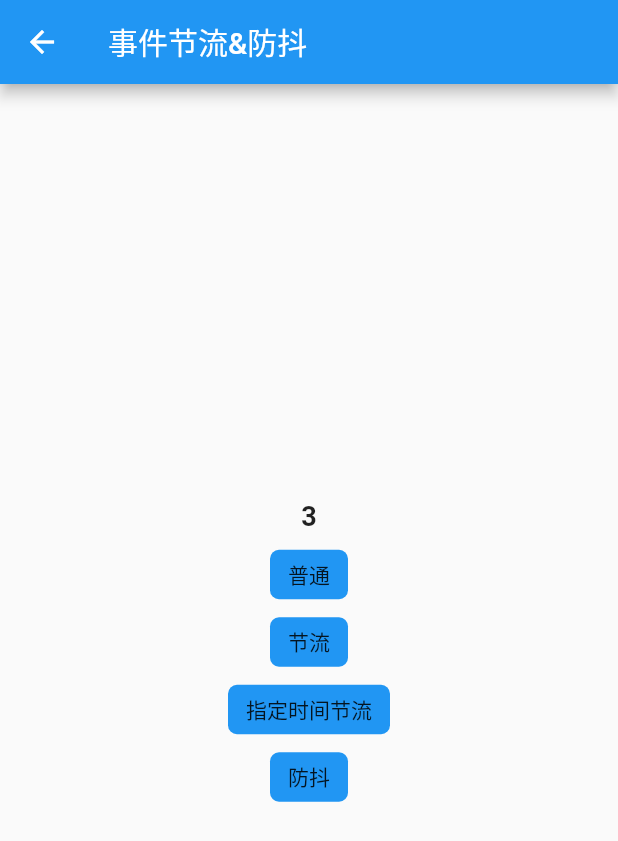
After one commit to DaoSuper/flutter_booklet, a Flutter app: the FuncDemo screen opened directly, after a tap on "普通", after a tap on "节流", after a tap on "指定时间节流", on a phone screen of 412 x 824 dp. The commit adds this screen. Shown: the top 841 px of the screen. Run offline on Flutter 3.47's test engine with Material 2 defaults, Android fonts, the phone set to English and light mode, and no system bars.

Commit message:
事件节流&防抖

```diff
--- a/lib/pages/app_page.dart
+++ b/lib/pages/app_page.dart
@@ -1,6 +1,7 @@
 import 'package:flutter/material.dart';
 import 'package:flutter_booklet/pages/anim/anim_page.dart';
 import 'package:flutter_booklet/pages/irender/irender_page.dart';
+import 'package:flutter_booklet/pages/miscellaneous/miscellaneous_page.dart';
 
 class AppPage extends StatefulWidget {
   const AppPage({ Key? key }) : super(key: key);
@@ -15,7 +16,7 @@ class _AppPageState extends State<AppPage>{
   final List<Map<String, dynamic>> navigations = [
     {'name': '渲染机制', "icon": Icons.motion_photos_paused,},
     {'name': '动画探索', "icon": Icons.flutter_dash,},
-    // {'name': '绘画', "icon": Icons.brush,},
+    {'name': '杂记', "icon": Icons.menu_book,},
     // {'name': '手势', "icon": Icons.gesture,},
     // {'name': '滑动', "icon": Icons.toll_outlined,},
   ];
@@ -40,6 +41,7 @@ class _AppPageState extends State<AppPage>{
         children: const [
           IRenderPage(),
           AnimPage(),
+          MiscellaneousPage()
         ],
       ),
       bottomNavigationBar: BottomAppBar(
--- /dev/null
+++ b/lib/pages/miscellaneous/func_demo/func_demo.dart
@@ -0,0 +1,91 @@
+import 'package:flutter/material.dart';
+import 'package:flutter_booklet/pages/miscellaneous/func_demo/func_widget.dart';
+
+class FuncDemo extends StatefulWidget {
+  const FuncDemo({super.key});
+
+  @override
+  State<FuncDemo> createState() => _FuncDemoState();
+}
+
+class _FuncDemoState extends State<FuncDemo> {
+  int count = 0;
+
+  @override
+  Widget build(BuildContext context) {
+    return Scaffold(
+      appBar: AppBar(
+        title: const Text("事件节流&防抖"),
+      ),
+      body: Center(
+        child: Column(
+          mainAxisAlignment: MainAxisAlignment.center,
+          children: [
+            Text('$count', style: const TextStyle(fontSize: 18, fontWeight: FontWeight.bold),),
+            GestureDetector(
+              onTap: increase,
+              child: Container(
+                padding: const EdgeInsets.symmetric(horizontal: 12, vertical: 6),
+                margin: const EdgeInsetsDirectional.only(top: 12, bottom: 12,),
+                decoration: BoxDecoration(
+                  color: Colors.blue,
+                  borderRadius: BorderRadius.circular(6)
+                ),
+                child: const Text("普通"),
+              ),
+            ),
+            FuncWidget(
+              onTap: increase,
+              type: FuncType.throttle,
+              child: Container(
+                padding: const EdgeInsets.symmetric(horizontal: 12, vertical: 6),
+                margin: const EdgeInsetsDirectional.only(bottom: 12),
+                decoration: BoxDecoration(
+                  color: Colors.blue,
+                  borderRadius: BorderRadius.circular(6)
+                ),
+                child: const Text("节流"),
+              ),
+            ),
+            FuncWidget(
+              type: FuncType.throttleWithTimeout,
+              timeout: 1000,
+              onTap: increase,
+              child: Container(
+                margin: const EdgeInsetsDirectional.only(bottom: 12),
+                padding: const EdgeInsets.symmetric(horizontal: 12, vertical: 6),
+                decoration: BoxDecoration(
+                  color: Colors.blue,
+                  borderRadius: BorderRadius.circular(6)
+                ),
+                child: const Text("指定时间节流"),
+              ),
+            ),
+            FuncWidget(
+              type: FuncType.debounce,
+              timeout: 1000,
+              onTap: increase,
+              child: Container(
+                margin: const EdgeInsetsDirectional.only(bottom: 12),
+                padding: const EdgeInsets.symmetric(horizontal: 12, vertical: 6),
+                decoration: BoxDecoration(
+                  color: Colors.blue,
+                  borderRadius: BorderRadius.circular(6)
+                ),
+                child: const Text("防抖"),
+              ),
+            )
+          ],
+        )
+      ),
+    );
+  }
+
+  Future increase() async{
+    await Future.delayed(const Duration(seconds: 1));
+    setState(() {
+      count += 1;
+    });
+  }
+
+}
--- /dev/null
+++ b/lib/pages/miscellaneous/func_demo/func_util.dart
@@ -0,0 +1,76 @@
+//节流是在事件触发时，立即执行事件的目标操作逻辑，
+//在当前事件未执行完成时，该事件再次触发时会被忽略，直到当前事件执行完成后下一次事件触发才会被执行。
+//使用场景: 多用于按钮点击事件的限制，如数据提交等，可有效防止数据的重复提交
+
+// 防抖是在事件触发时，不立即执行事件的目标操作逻辑，而是延迟指定时间再执行，
+// 如果该时间内事件再次触发，则取消上一次事件的执行并重新计算延迟时间，直到指定时间内事件没有再次触发时才执行事件的目标操作。
+//使用场景: 多用于事件频繁触发的场景，如滚动监听、输入框输入监听等
+
+
+import 'dart:async';
+import 'package:flutter/material.dart';
+
+
+
+extension FunctionExt on Function{
+  VoidCallback throttle(){
+    return FunctionProxy(this).throttle;
+  }
+
+  VoidCallback throttleWithTimeout({int? timeout}){
+    return FunctionProxy(this, timeout: timeout).throttleWithTimeout;
+  }
+
+  VoidCallback debounce({int? timeout}){
+    return FunctionProxy(this, timeout: timeout).debounce;
+  }
+}
+
+class FunctionProxy {
+  static final Map<String, bool> _funcThrottle = {};
+  static final Map<String, Timer> _funcDebounce = {};
+  final Function? target;
+
+  final int timeout;
+
+  FunctionProxy(this.target, {int? timeout}) : timeout = timeout ?? 500;
+
+  void throttle() async {
+    String key = hashCode.toString();
+    bool enable = _funcThrottle[key] ?? true;
+    if (enable) {
+      _funcThrottle[key] = false;
+      try {
+        await target?.call();
+      } catch (e) {
+        rethrow;
+      } finally {
+        _funcThrottle.remove(key);
+      }
+    }
+  }
+
+  void throttleWithTimeout() {
+    String key = hashCode.toString();
+    bool enable = _funcThrottle[key] ?? true;
+    if (enable) {
+      _funcThrottle[key] = false;
+      Timer(Duration(milliseconds: timeout), () {
+        _funcThrottle.remove(key);
+      });
+      target?.call();
+    }
+  }
+
+  void debounce() {
+    String key = hashCode.toString();
+    Timer? timer = _funcDebounce[key];
+    timer?.cancel();
+    timer = Timer(Duration(milliseconds: timeout), () {
+      Timer? t = _funcDebounce.remove(key);
+      t?.cancel();
+      target?.call();
+    });
+    _funcDebounce[key] = timer;
+  }
+}
--- /dev/null
+++ b/lib/pages/miscellaneous/func_demo/func_widget.dart
@@ -0,0 +1,44 @@
+import 'package:flutter/material.dart';
+import 'package:flutter_booklet/pages/miscellaneous/func_demo/func_util.dart';
+
+enum FuncType {
+  none,
+  throttle,
+  throttleWithTimeout,
+  debounce
+}
+
+class FuncWidget extends StatelessWidget {
+  final Widget child;
+  final Function? onTap;
+  final FuncType type;
+  final int? timeout;
+
+  const FuncWidget({
+    Key? key,
+    required this.child,
+    this.onTap,
+    this.type = FuncType.throttle,
+    this.timeout
+  }) : super(key: key);
+
+  @override
+  Widget build(BuildContext context) {
+    return GestureDetector(
+      behavior: HitTestBehavior.opaque,
+      onTap: _getOnTap(),
+      child: child,
+    );
+  }
+
+  VoidCallback? _getOnTap() {
+    if (type == FuncType.throttle) {
+      return onTap?.throttle();
+    } else if (type == FuncType.throttleWithTimeout) {
+      return onTap?.throttleWithTimeout(timeout: timeout);
+    }else if (type == FuncType.debounce) {
+      return onTap?.debounce(timeout: timeout);
+    }
+    return () => onTap?.call();
+  }
+}
--- a/lib/pages/miscellaneous/miscellaneous_page.dart
+++ b/lib/pages/miscellaneous/miscellaneous_page.dart
@@ -1,5 +1,6 @@
 
 import 'package:flutter/material.dart';
+import 'package:flutter_booklet/pages/miscellaneous/func_demo/func_demo.dart';
 import 'package:flutter_booklet/routes/app_router.dart';
 import 'package:flutter_booklet/widgets/dao_button.dart';
 
@@ -20,8 +21,11 @@ class MiscellaneousPage extends StatelessWidget {
             alignment: WrapAlignment.center,
             spacing: 10,
             runSpacing: 8,
-            children: const [
-              ItemBtn(btnName: '渐变斜阴影', routeName: AppRouter.textColorStatic),
+            children: [
+              ItemBtn(
+                btnName: '事件节流&防抖',
+                onPressed: () => AppRouter.toPage(context, const FuncDemo())
+              ),
             ],
           ),
         ),
```
